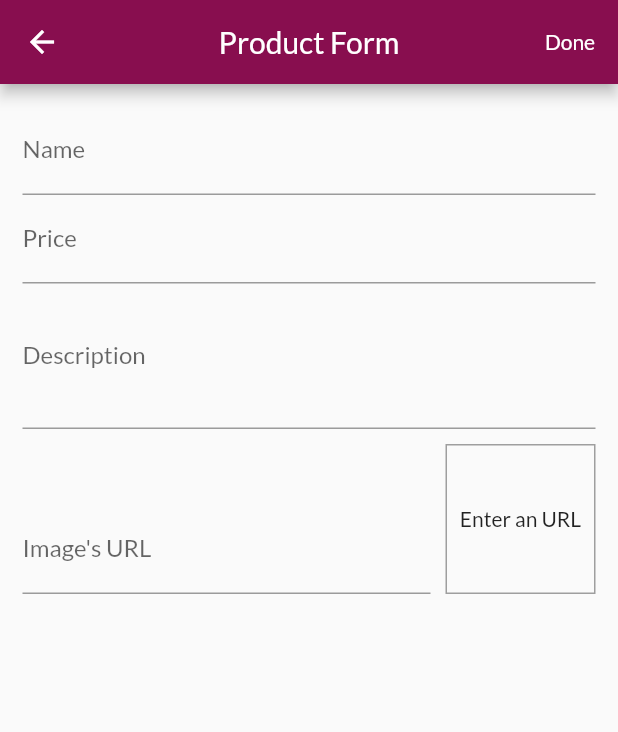
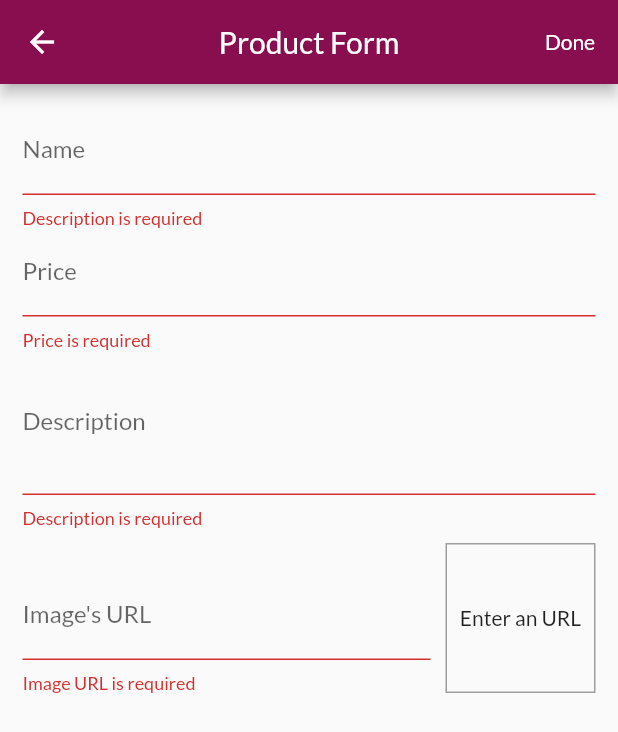
Before and after one commit to caiovcruz/shop, a Flutter app: the ProductFormPage screen opened by its route, after a tap on "Done", on a phone screen of 412 x 824 dp. Shown: the top 732 px of the screen. Run offline on Flutter 3.47's test engine with Material 2 defaults, Android fonts, the phone set to English and light mode, and no system bars; network calls fail.

Commit message:
Working on product management features, like validations, remove, add, update. Refactoring code to create new components. Created a component to open image in modal.

```diff
--- /dev/null
+++ b/lib/components/image_modal.dart
@@ -0,0 +1,72 @@
+import 'package:flutter/material.dart';
+
+class ImageModal extends StatelessWidget {
+  final String imageName;
+  final String imageUrl;
+  final Widget? child;
+
+  const ImageModal({
+    Key? key,
+    required this.imageName,
+    required this.imageUrl,
+    this.child,
+  }) : super(key: key);
+
+  @override
+  Widget build(BuildContext context) {
+    return GestureDetector(
+      onTap: () => showDialog(
+        context: context,
+        builder: (ctx) => AlertDialog(
+          scrollable: true,
+          titlePadding: const EdgeInsets.only(left: 24, top: 12, right: 24),
+          content: Column(
+            mainAxisSize: MainAxisSize.min,
+            children: [
+              Padding(
+                padding: const EdgeInsets.symmetric(vertical: 10),
+                child: Row(
+                  mainAxisAlignment: MainAxisAlignment.spaceBetween,
+                  children: [
+                    Text(imageName),
+                    InkWell(
+                      onTap: () => Navigator.of(ctx).pop(),
+                      child: const Icon(Icons.close),
+                    ),
+                  ],
+                ),
+              ),
+              Container(
+                height: 300,
+                width: 300,
+                decoration: BoxDecoration(
+                  border: imageUrl.isEmpty
+                      ? Border.all(
+                          color: Theme.of(context).errorColor,
+                          width: 2,
+                        )
+                      : null,
+                ),
+                child: Center(
+                  child: imageUrl.isEmpty
+                      ? Text(
+                          'Image URL not provided',
+                          style: TextStyle(
+                            color: Theme.of(context).errorColor,
+                            fontWeight: FontWeight.bold,
+                          ),
+                        )
+                      : Image.network(
+                          imageUrl,
+                          fit: BoxFit.contain,
+                        ),
+                ),
+              ),
+            ],
+          ),
+        ),
+      ),
+      child: child,
+    );
+  }
+}
--- a/lib/components/product_grid_item.dart
+++ b/lib/components/product_grid_item.dart
@@ -36,6 +36,7 @@ class ProductGridItem extends StatelessWidget {
                   ),
                   child: Image.network(
                     product.imageUrl,
+                    fit: BoxFit.contain,
                   ),
                 ),
               ),
--- a/lib/pages/product_detail_page.dart
+++ b/lib/pages/product_detail_page.dart
@@ -54,7 +54,7 @@ class _ProductDetailPageState extends State<ProductDetailPage> {
               width: double.infinity,
               child: Image.network(
                 product.imageUrl,
-                fit: BoxFit.cover,
+                fit: BoxFit.contain,
               ),
             ),
             const SizedBox(height: 10),
--- a/lib/pages/product_form_page.dart
+++ b/lib/pages/product_form_page.dart
@@ -1,8 +1,10 @@
-import 'dart:math';
+import 'package:flutter/material.dart';
+import 'package:provider/provider.dart';
 
-import 'package:flutter/material.dart';
-
+import '../components/image_modal.dart';
 import '../models/product.dart';
+import '../models/product_list.dart';
+import '../utils/text_field_validator.dart';
 
 class ProductFormPage extends StatefulWidget {
   const ProductFormPage({Key? key}) : super(key: key);
@@ -19,12 +21,31 @@ class _ProductFormPageState extends State<ProductFormPage> {
   final _imageUrlController = TextEditingController();
 
   final _formKey = GlobalKey<FormState>();
-  final _formData = Map<String, Object>();
+  final _formData = <String, Object>{};
 
   @override
   void initState() {
     super.initState();
     _imageUrlFocus.addListener(updateImage);
+  }
+
+  @override
+  void didChangeDependencies() {
+    super.didChangeDependencies();
+
+    if (_formData.isEmpty) {
+      final product = ModalRoute.of(context)?.settings.arguments as Product?;
+
+      if (product != null) {
+        _formData['id'] = product.id;
+        _formData['name'] = product.name;
+        _formData['price'] = product.price;
+        _formData['description'] = product.description;
+        _formData['imageUrl'] = product.imageUrl;
+
+        _imageUrlController.text = product.imageUrl;
+      }
+    }
   }
 
   @override
@@ -41,16 +62,17 @@ class _ProductFormPageState extends State<ProductFormPage> {
   }
 
   void _submitForm() {
-    if (_formKey.currentState?.validate() == true) {
+    if (_formKey.currentState?.validate() ?? false) {
       _formKey.currentState?.save();
 
-      final newProduct = Product(
-        id: Random().nextDouble().toString(),
-        name: _formData['name'] as String,
-        description: _formData['description'] as String,
-        price: _formData['price'] as double,
-        imageUrl: _formData['imageUrl'] as String,
-      );
+      Provider.of<ProductList>(context, listen: false).saveProduct(_formData);
+
+      ScaffoldMessenger.of(context).showSnackBar(const SnackBar(
+        content: Text('Product successfully created!'),
+        duration: Duration(seconds: 2),
+      ));
+
+      Navigator.of(context).pop();
     }
   }
 
@@ -76,13 +98,16 @@ class _ProductFormPageState extends State<ProductFormPage> {
           child: ListView(
             children: [
               TextFormField(
+                initialValue: _formData['name']?.toString(),
                 decoration: const InputDecoration(labelText: 'Name'),
                 textInputAction: TextInputAction.next,
                 onFieldSubmitted: (_) =>
                     FocusScope.of(context).requestFocus(_priceFocus),
                 onSaved: (name) => _formData['name'] = name ?? '',
+                validator: nameValidator,
               ),
               TextFormField(
+                initialValue: _formData['price']?.toString(),
                 decoration: const InputDecoration(labelText: 'Price'),
                 textInputAction: TextInputAction.next,
                 focusNode: _priceFocus,
@@ -93,8 +118,10 @@ class _ProductFormPageState extends State<ProductFormPage> {
                     FocusScope.of(context).requestFocus(_descriptionFocus),
                 onSaved: (price) =>
                     _formData['price'] = double.parse(price ?? '0'),
+                validator: priceValidator,
               ),
               TextFormField(
+                initialValue: _formData['description']?.toString(),
                 decoration: const InputDecoration(labelText: 'Description'),
                 focusNode: _descriptionFocus,
                 keyboardType: TextInputType.multiline,
@@ -103,6 +130,7 @@ class _ProductFormPageState extends State<ProductFormPage> {
                     FocusScope.of(context).requestFocus(_imageUrlFocus),
                 onSaved: (description) =>
                     _formData['description'] = description ?? '',
+                validator: descriptionValidator,
               ),
               Row(
                 crossAxisAlignment: CrossAxisAlignment.end,
@@ -115,12 +143,16 @@ class _ProductFormPageState extends State<ProductFormPage> {
                       textInputAction: TextInputAction.done,
                       focusNode: _imageUrlFocus,
                       keyboardType: TextInputType.url,
-                      onFieldSubmitted: (_) => _submitForm(),
                       onSaved: (imageUrl) =>
                           _formData['imageUrl'] = imageUrl ?? '',
+                      validator: imageUrlValidator,
                     ),
                   ),
-                  Container(
+                  ImageModal(
+                    imageName: _formData['name']?.toString() ??
+                        'Image loaded from URL',
+                    imageUrl: _imageUrlController.text,
+                    child: Container(
                       height: 100,
                       width: 100,
                       margin: const EdgeInsets.only(top: 10, left: 10),
@@ -134,8 +166,9 @@ class _ProductFormPageState extends State<ProductFormPage> {
                       child: _imageUrlController.text.isEmpty
                           ? const Text('Enter an URL')
                           : FittedBox(
-                            fit: BoxFit.cover,
+                              fit: BoxFit.contain,
                               child: Image.network(_imageUrlController.text),
+                            ),
                     ),
                   ),
                 ],
@@ -146,4 +179,77 @@ class _ProductFormPageState extends State<ProductFormPage> {
       ),
     );
   }
+
+  String? nameValidator(name) {
+    final trimmedName = (name ?? '').trim();
+
+    final validations = [
+      TextFieldValidator.required('Description', trimmedName),
+      TextFieldValidator.minLength('Description', trimmedName, 3),
+    ];
+
+    for (var validation in validations) {
+      if (validation != null) {
+        return validation;
       }
+    }
+
+    return null;
+  }
+
+  String? descriptionValidator(description) {
+    final trimmedDescription = (description ?? '').trim();
+
+    final validations = [
+      TextFieldValidator.required('Description', trimmedDescription),
+      TextFieldValidator.minLength('Description', trimmedDescription, 10),
+    ];
+
+    for (var validation in validations) {
+      if (validation != null) {
+        return validation;
+      }
+    }
+
+    return null;
+  }
+
+  String? priceValidator(price) {
+    final trimmedPrice = (price ?? '').trim();
+
+    final validations = [
+      TextFieldValidator.required('Price', trimmedPrice),
+      TextFieldValidator.greaterThan('Price', trimmedPrice, 0),
+    ];
+
+    for (var validation in validations) {
+      if (validation != null) {
+        return validation;
+      }
+    }
+
+    return null;
+  }
+
+  String? imageUrlValidator(imageUrl) {
+    final trimmedImageUrl = (imageUrl ?? '').trim();
+
+    final validations = [
+      TextFieldValidator.required('Image URL', trimmedImageUrl),
+      TextFieldValidator.validUrl('Image URL', trimmedImageUrl),
+      TextFieldValidator.allowedFileExtensions('Image URL', trimmedImageUrl, [
+        '.png',
+        '.jpg',
+        '.jpeg',
+      ]),
+    ];
+
+    for (var validation in validations) {
+      if (validation != null) {
+        return validation;
+      }
+    }
+
+    return null;
+  }
+}
--- a/lib/pages/products_overview_page.dart
+++ b/lib/pages/products_overview_page.dart
@@ -31,10 +31,10 @@ class _ProductsOverviewPageState extends State<ProductsOverviewPage> {
     return Scaffold(
       drawer: const AppDrawer(),
       appBar: AppBar(
-        leadingWidth: 25,
         title: Search(
           onSearch: provider.onSearchProduct,
         ),
+        centerTitle: true,
         actions: [
           PopupMenuButton(
             icon: const Icon(Icons.filter_alt),
--- /dev/null
+++ b/lib/utils/text_field_validator.dart
@@ -0,0 +1,63 @@
+class TextFieldValidator {
+  static required(
+    String fieldName,
+    String fieldValue,
+  ) {
+    return fieldValue.isEmpty ? '$fieldName is required' : null;
+  }
+
+  static minLength(
+    String fieldName,
+    String fieldValue,
+    int minLength,
+  ) {
+    return fieldValue.length < minLength
+        ? '$fieldName must have at least $minLength characters'
+        : null;
+  }
+
+  static maxLength(
+    String fieldName,
+    String fieldValue,
+    int maxLength,
+  ) {
+    return fieldValue.length > maxLength
+        ? '$fieldName must have at most $maxLength characters'
+        : null;
+  }
+
+  static greaterThan(
+    String fieldName,
+    String fieldValue,
+    double greaterThanValue,
+  ) {
+    return (double.tryParse(fieldValue) ?? -1) <= greaterThanValue
+        ? '$fieldName must be greater than $greaterThanValue'
+        : null;
+  }
+
+  static validUrl(String fieldName, String fieldValue) {
+    return !(Uri.tryParse(fieldValue)?.hasAbsolutePath ?? false)
+        ? '$fieldName not valid'
+        : null;
+  }
+
+  static allowedFileExtensions(
+    String fieldName,
+    String fieldValue,
+    List<String> allowedFileExtensions,
+  ) {
+    bool isValid = false;
+
+    for (var extension in allowedFileExtensions) {
+      if (fieldValue.toLowerCase().endsWith(extension)) {
+        isValid = true;
+        break;
+      }
+    }
+
+    return !isValid
+        ? '$fieldName must be ${allowedFileExtensions.join(', ')}'
+        : null;
+  }
+}
```
Also changed, not shown: lib/components/cart_item.dart (+8 -24 lines), lib/components/confirmation_dialog.dart (added, +37 -0 lines), lib/components/order.dart (+15 -5 lines), lib/components/product_item.dart (+31 -18 lines), lib/models/cart.dart (+18 -2 lines), lib/models/product_list.dart (+32 -1 lines), lib/pages/cart_page.dart (+17 -1 lines). Lines whose indentation alone changed are shown as unchanged.
